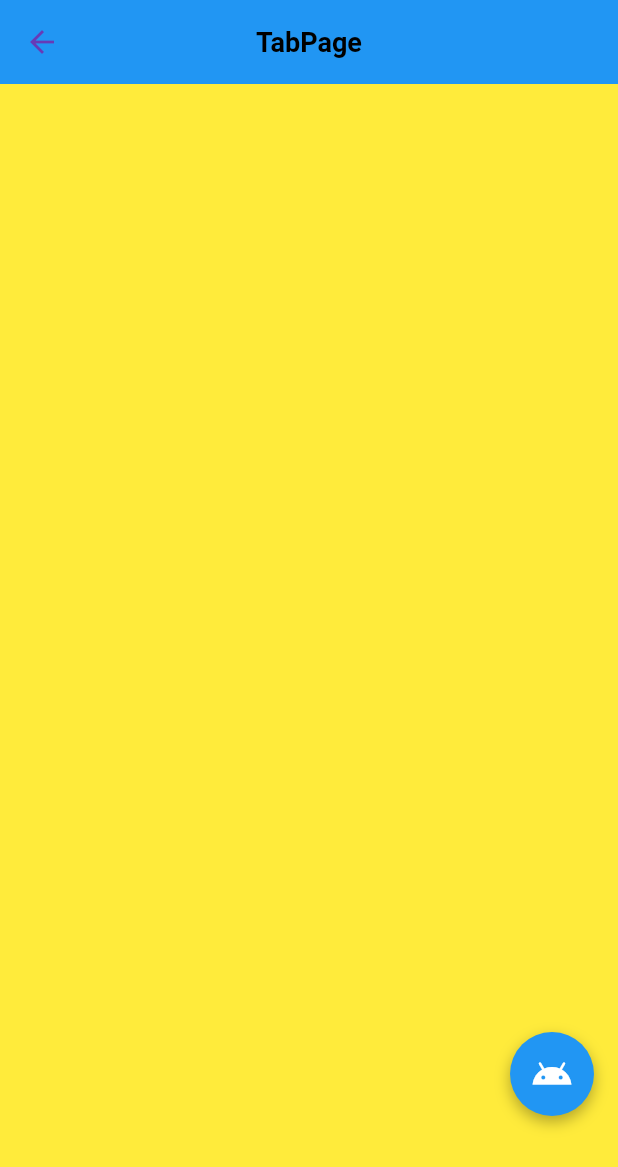
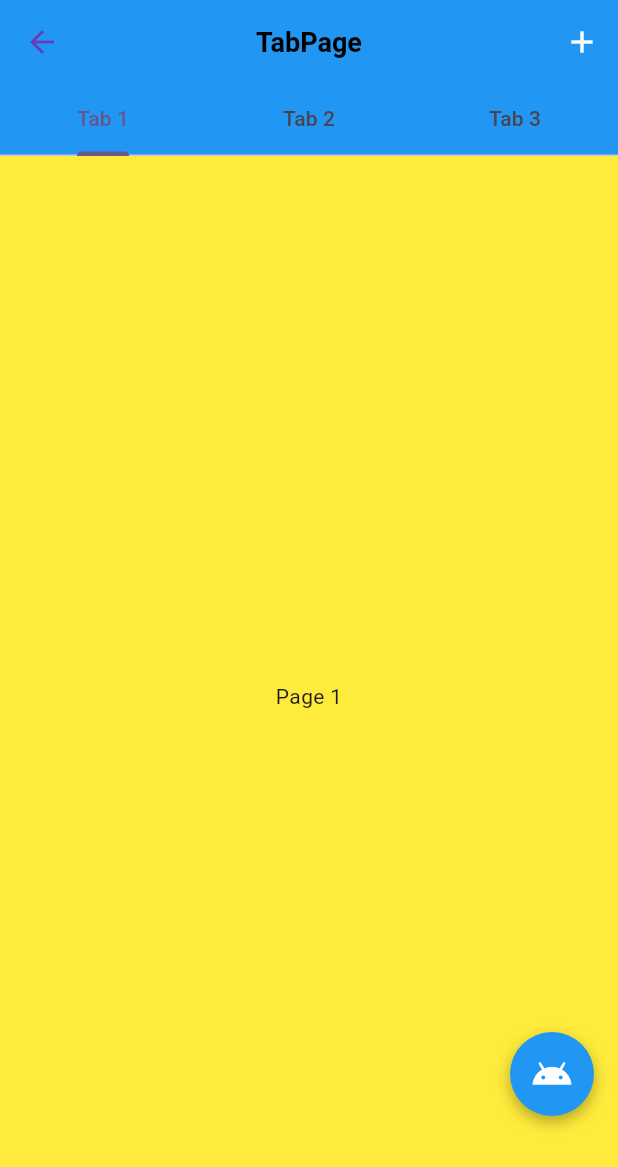
Before and after one commit to Garenge/Flutter-my-app, a Flutter app: the screen it shows after launch, after a tap on "Tab", on a phone screen of 412 x 824 dp. Shown: the top 1167 px of the screen. Run offline on Flutter 3.47's test engine with Material 3 defaults, Android fonts, the phone set to English and light mode, and no system bars; our stand-ins replace shared_preferences; project files that could hold a hidden picture were left out.

Commit message:
feat: 新增 MyBaseStatefulPage 基类，完善 Tab 页面与页面脚手架
Co-authored-by: Cursor <cursoragent@cursor.com>

```diff
--- /dev/null
+++ b/lib/base/my_base_stateful_page.dart
@@ -0,0 +1,83 @@
+import 'package:flutter/material.dart';
+import 'package:my_app/widgets/unified_page_scaffold.dart';
+
+/// 带生命周期的页面基类（StatefulWidget 版本）
+/// 适用于需要 initState、dispose、TabController 等能力的页面
+/// 与 MyBasePage 保持相同的壳（UnifiedPageScaffold、AppBar 等）
+abstract class MyBaseStatefulPage extends StatefulWidget {
+  const MyBaseStatefulPage({super.key});
+
+  /// 页面标题（子类必须实现）
+  String get pageTitle => 'My page';
+
+  /// 整个页面背景色（包括 SafeArea 外），子类可按需重写
+  Color? get pageBackgroundColor => Colors.grey[100];
+
+  /// AppBar 背景色，子类可按需重写
+  Color get appBarBackgroundColor => Colors.blue;
+
+  /// 是否用 SafeArea 包裹 body，默认 true，子类可重写
+  bool get useSafeArea => true;
+
+  /// 右侧按钮（actions），子类可选实现
+  List<Widget>? buildActions(BuildContext context) => null;
+
+  /// 左侧 leading，子类可选实现
+  Widget? buildLeading(BuildContext context) => null;
+
+  /// 是否自动显示返回按钮，默认 true，子类可重写
+  bool get automaticallyImplyLeading => true;
+}
+
+/// 对应的 State 基类，子类在此实现 buildBody 及 initState/dispose 等
+abstract class MyBaseStatefulPageState<T extends MyBaseStatefulPage>
+    extends State<T> {
+  /// 页面主体内容（子类必须实现）
+  /// 在 State 中实现，可访问 TabController、FocusNode 等需生命周期的对象
+  Widget buildBody(BuildContext context);
+
+  /// AppBar 底部（如 TabBar），子类可选重写
+  PreferredSizeWidget? buildAppBarBottom(BuildContext context) => null;
+
+  /// AppBar 右侧 actions，子类在 State 中重写此方法更可靠（优先于 widget.buildActions）
+  List<Widget>? buildActions(BuildContext context) => widget.buildActions(context);
+
+  @override
+  Widget build(BuildContext context) {
+    final body = buildBody(context);
+    // 有 AppBar 时 body 已在安全区下方，只需 bottom/left/right，避免 top 造成多余空隙
+    final wrappedBody = widget.useSafeArea
+        ? SafeArea(top: false, child: body)
+        : body;
+
+    return UnifiedPageScaffold(
+      backgroundColor: widget.pageBackgroundColor,
+      appBar: _buildAppBar(context),
+      body: wrappedBody,
+    );
+  }
+
+  PreferredSizeWidget _buildAppBar(BuildContext context) {
+    final bottom = buildAppBarBottom(context);
+    final materialConfig = <String, dynamic>{'toolbarHeight': 56.0};
+    if (bottom != null) materialConfig['bottom'] = bottom;
+
+    return UnifiedAppBar(
+      title: Text(
+        widget.pageTitle,
+        style: const TextStyle(
+          fontSize: 18,
+          fontWeight: FontWeight.w600,
+          color: Colors.black,
+          inherit: false,
+        ),
+      ),
+      backgroundColor: widget.appBarBackgroundColor,
+      leading: widget.buildLeading(context),
+      actions: buildActions(context),
+      automaticallyImplyLeading: widget.automaticallyImplyLeading,
+      cupertinoConfig: const {'hideBorder': true},
+      materialConfig: materialConfig,
+    );
+  }
+}
--- a/lib/pages/Tab/my_tab_page.dart
+++ b/lib/pages/Tab/my_tab_page.dart
@@ -1,17 +1,69 @@
 import 'package:flutter/material.dart';
-import 'package:my_app/base/my_base_page.dart';
+import 'package:my_app/base/my_base_stateful_page.dart';
 
-class MyTabPage extends MyBasePage {
+class MyTabPage extends MyBaseStatefulPage {
   const MyTabPage({super.key});
+
+  @override
+  State<MyTabPage> createState() => _MyTabPageState();
 
   @override
   String get pageTitle => 'TabPage';
 
   @override
   Color? get pageBackgroundColor => Colors.yellow;
+}
+
+class _MyTabPageState extends MyBaseStatefulPageState<MyTabPage>
+    with SingleTickerProviderStateMixin {
+  late final TabController _tabController;
+
+  @override
+  void initState() {
+    super.initState();
+    _tabController = TabController(length: 3, vsync: this);
+  }
+
+  @override
+  List<Widget>? buildActions(BuildContext context) {
+    return [
+      IconButton(
+        onPressed: () {
+          print('add');
+        },
+        icon: const Icon(Icons.add),
+        color: Colors.white, // 保证在蓝色 AppBar 上可见
+      ),
+    ];
+  }
+
+  @override
+  void dispose() {
+    _tabController.dispose();
+    super.dispose();
+  }
+
+  @override
+  PreferredSizeWidget? buildAppBarBottom(BuildContext context) {
+    return TabBar(
+      controller: _tabController,
+      tabs: const [
+        Tab(text: 'Tab 1'),
+        Tab(text: 'Tab 2'),
+        Tab(text: 'Tab 3'),
+      ],
+    );
+  }
 
   @override
   Widget buildBody(BuildContext context) {
-    return Container();
+    return TabBarView(
+      controller: _tabController,
+      children: const [
+        Center(child: Text('Page 1')),
+        Center(child: Text('Page 2')),
+        Center(child: Text('Page 3')),
+      ],
+    );
   }
 }
--- a/lib/widgets/unified_page_scaffold.dart
+++ b/lib/widgets/unified_page_scaffold.dart
@@ -164,6 +164,7 @@ class UnifiedAppBar extends StatelessWidget implements PreferredSizeWidget {
         automaticallyImplyLeading: automaticallyImplyLeading,
         toolbarHeight: materialConfig?['toolbarHeight'] as double? ?? 56.0,
         titleTextStyle: titleTextStyle, // 明确设置避免合并冲突
+        bottom: materialConfig?['bottom'] as PreferredSizeWidget?,
         // 支持其他 AppBar 的配置
         elevation: materialConfig?['elevation'] as double?,
       );
@@ -171,5 +172,10 @@ class UnifiedAppBar extends StatelessWidget implements PreferredSizeWidget {
   }
 
   @override
-  Size get preferredSize => const Size.fromHeight(kToolbarHeight);
+  Size get preferredSize {
+    final toolbarHeight = materialConfig?['toolbarHeight'] as double? ?? 56.0;
+    final bottom = materialConfig?['bottom'] as PreferredSizeWidget?;
+    final bottomHeight = bottom?.preferredSize.height ?? 0;
+    return Size.fromHeight(toolbarHeight + bottomHeight);
+  }
 }
```
